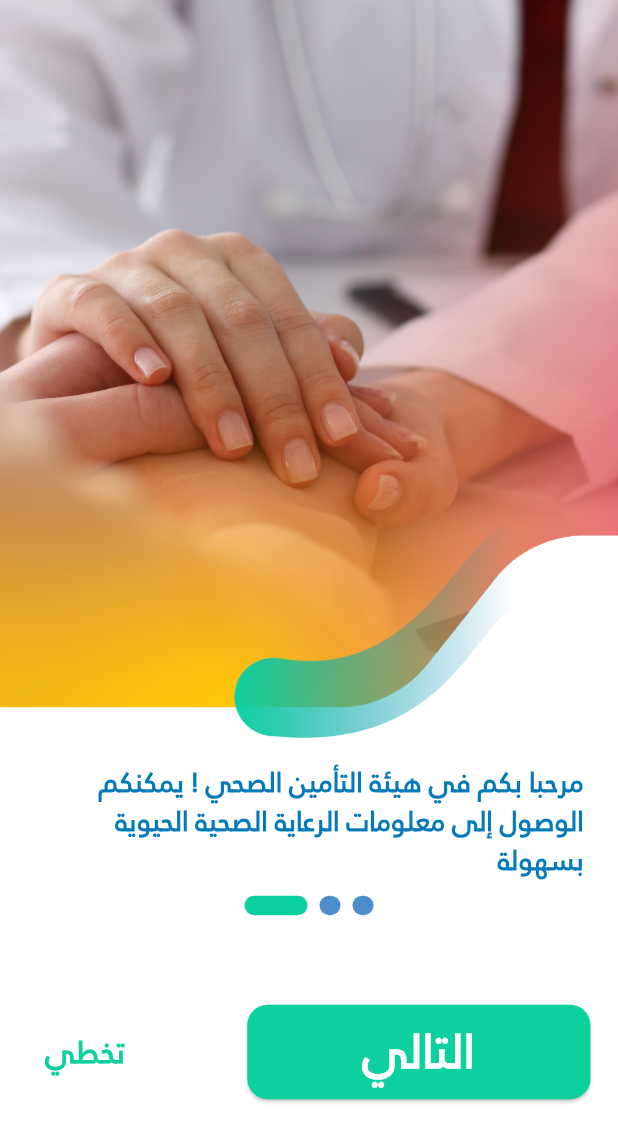
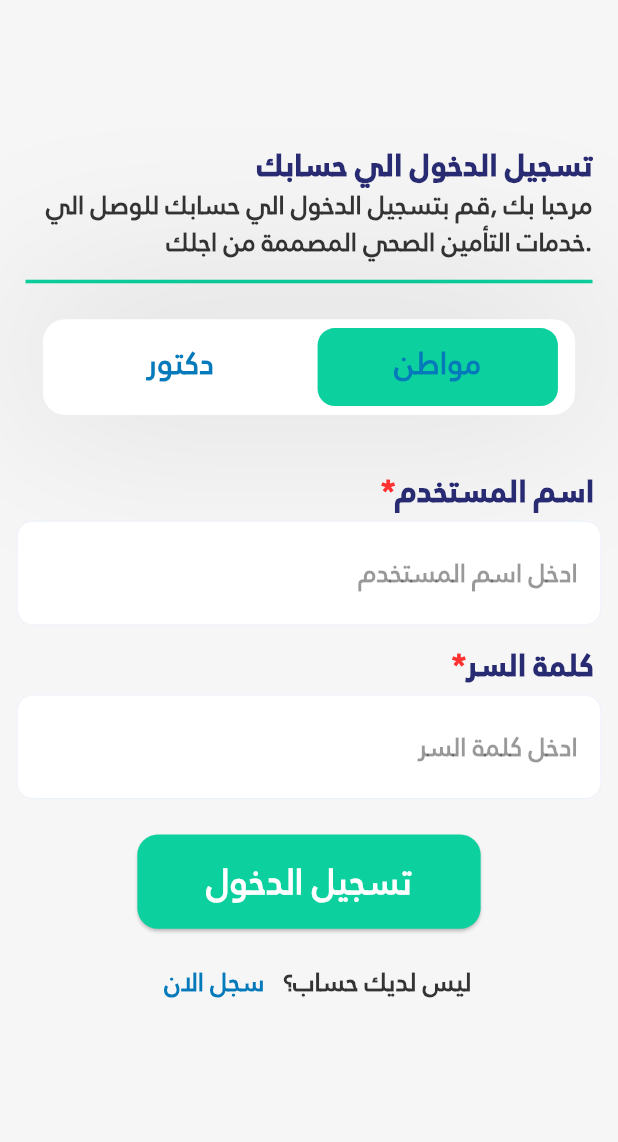
Before and after one commit to muhamedsaber/MHI, a Flutter app: the OnBoardingView screen opened by its route, after a tap on "تخطي", on a phone screen of 412 x 824 dp. Shown: the top 1142 px of the screen. Run offline on Flutter 3.47's test engine with Material 3 defaults, Android fonts, the light colour scheme and no system bars; drawn by our look-alikes of smooth_page_indicator; our stand-ins replace dio, flutter_screenutil, fluttertoast, freezed_annotation, pretty_dio_logger, retrofit; generated files the repository leaves out were written again.

Commit message:
Finishing Login ui

```diff
--- a/lib/config/router/app_router.dart
+++ b/lib/config/router/app_router.dart
@@ -1,6 +1,7 @@
 import 'package:flutter/material.dart';
 import 'package:mhi/config/router/default_route.dart';
 import 'package:mhi/config/router/routes.dart';
+import 'package:mhi/features/auth/login/presentation/views/login_view.dart';
 import 'package:mhi/features/onBoarding/presentation/views/onboarding_view.dart';
 
 class AppRouter {
@@ -9,7 +10,7 @@ class AppRouter {
       case Routes.onBoarding:
         return MaterialPageRoute(builder: (_) => const OnBoardingView());
       case Routes.loginView:
-        return MaterialPageRoute(builder: (_) => const OnBoardingView());
+        return MaterialPageRoute(builder: (_) => const LoginView());
       default:
         return MaterialPageRoute(
             builder: (_) => DefaultErrorRoute(
--- a/lib/core/common_ui/widgets/custom_button.dart
+++ b/lib/core/common_ui/widgets/custom_button.dart
@@ -34,7 +34,7 @@ class CustomButton extends StatelessWidget {
         child: Center(
           child: Text(
             buttonText,
-            style: AppTextstyles.jannat18BoldOnPrimary(context).copyWith(
+            style: AppTextStyles.jannat18BoldOnPrimary(context).copyWith(
                 color: textColor ?? Colors.white, fontSize: buttonTextSize.sp),
           ),
         ),
--- a/lib/core/common_ui/widgets/tabbar_toggle.dart
+++ b/lib/core/common_ui/widgets/tabbar_toggle.dart
@@ -1,14 +1,14 @@
-
 import 'package:flutter/material.dart';
 import 'package:flutter_screenutil/flutter_screenutil.dart';
 import 'package:mhi/core/helper/app_colors.dart';
 import 'package:mhi/core/helper/app_textstyles.dart';
 
 class TabBarToggel extends StatelessWidget {
-  const TabBarToggel({super.key, required this.tabController,
-    required this.firstTabText,
-    required this.secondTabText
-  });
+  const TabBarToggel(
+      {super.key,
+      required this.tabController,
+      required this.firstTabText,
+      required this.secondTabText});
   final TabController tabController;
   final String firstTabText;
   final String secondTabText;
@@ -59,16 +59,18 @@ class TabBarToggel extends StatelessWidget {
                   tabs: [
                     SizedBox(
                       width: 220.w,
-                      child:  Tab(
+                      child: Tab(
                         child: Text(firstTabText,
-                            style: AppTextstyles.jannat18BoldOnPrimary(context)),
+                            style:
+                                AppTextStyles.jannat18BoldOnPrimary(context)),
                       ),
                     ),
                     SizedBox(
                       width: 220.w,
-                      child:  Tab(
-                        child: Text( secondTabText,
-                            style: AppTextstyles.jannat18BoldOnPrimary(context)),
+                      child: Tab(
+                        child: Text(secondTabText,
+                            style:
+                                AppTextStyles.jannat18BoldOnPrimary(context)),
                       ),
                     ),
                   ],
--- a/lib/core/helper/app_strings.dart
+++ b/lib/core/helper/app_strings.dart
@@ -101,18 +101,16 @@ class AppStrings {
   static const String misrHealthInsurance = "مصر للتأمين الصحي";
   //Pdfs
   static const String lawsPdf = "assets/images/lawsPdf.pdf";
-  static const List<String> arabicMonths = [
-    "يناير",
-    "فبراير",
-    "مارس",
-    "ابريل",
-    "مايو",
-    "يونيو",
-    "يوليو",
-    "اغسطس",
-    "سبتمبر",
-    "اكتوبر",
-    "نوفمبر",
-    "ديسمبر"
-  ];
+
+
+
+  static const String userName="اسم المستخدم";
+  static const String enterUserName="ادخل اسم المستخدم";
+  static const String youHaveToEnterUserName="يجب ادخال اسم المستخدم";
+  static const String password="كلمة السر";
+  static const String enterPassword="ادخل كلمة السر";
+  static const String youHaveToEnterPassword="يجب ادخال كلمة السر";
+  static const String doNotHaveAnAccount="ليس لديك حساب؟";
+  static const String signupNow="سجل الان";
+
 }
--- a/lib/core/helper/app_textstyles.dart
+++ b/lib/core/helper/app_textstyles.dart
@@ -2,7 +2,7 @@ import 'package:flutter/material.dart';
 import 'package:flutter_screenutil/flutter_screenutil.dart';
 import 'package:mhi/core/constants/app_constants.dart';
 
-class AppTextstyles {
+class AppTextStyles {
   static TextStyle jannat18BoldOnPrimary(BuildContext context) {
     return TextStyle(
         fontFamily: AppConstants.jannatFont,
@@ -51,4 +51,12 @@ class AppTextstyles {
         fontSize: 24.sp,
         color: Theme.of(context).primaryColor);
   }
+
+  static TextStyle jannat18ExtraBoldOnPrimary(BuildContext context) {
+    return TextStyle(
+        fontFamily: AppConstants.jannatBoldFont,
+        fontWeight: FontWeight.w900,
+        fontSize: 18.sp,
+        color: Theme.of(context).colorScheme.onPrimary);
+  }
 }
--- /dev/null
+++ b/lib/features/auth/login/presentation/views/login_view.dart
@@ -0,0 +1,76 @@
+import 'package:flutter/material.dart';
+import 'package:flutter_screenutil/flutter_screenutil.dart';
+import 'package:mhi/core/common_ui/widgets/tabbar_toggle.dart';
+import 'package:mhi/core/helper/app_colors.dart';
+import 'package:mhi/core/helper/app_strings.dart';
+import 'package:mhi/core/helper/spacing.dart';
+import 'package:mhi/features/auth/login/presentation/widgets/doctor_login_form.dart';
+import 'package:mhi/features/auth/login/presentation/widgets/patient_login_form.dart';
+import 'package:mhi/features/auth/login/presentation/widgets/top_text_description.dart';
+
+class LoginView extends StatefulWidget {
+  const LoginView({super.key});
+
+  @override
+  State<LoginView> createState() => _LoginViewState();
+}
+
+class _LoginViewState extends State<LoginView>
+    with SingleTickerProviderStateMixin {
+  bool isDoctorPressed = false;
+  late TabController tabController;
+
+  @override
+  void initState() {
+    tabController = TabController(length: 2, vsync: this, initialIndex: 1);
+    tabController.addListener(() {
+      if (tabController.index == 0) {
+      } else {}
+    });
+    super.initState();
+  }
+
+  @override
+  Widget build(BuildContext context) {
+    return Scaffold(
+      backgroundColor: AppColors.lightWhite,
+      body: Column(
+        children: [
+          verticleSpace(80),
+          isDoctorPressed
+              ? const TopTextDescription(
+                  title: AppStrings.loginHeadline,
+                  description: AppStrings.loginDoctorDescription,
+                  dividerColor: AppColors.deepBlue,
+                )
+              : const TopTextDescription(
+                  title: AppStrings.loginHeadline,
+                  description: AppStrings.loginUserDescription,
+                  dividerColor: AppColors.lightGreen,
+                ),
+          verticleSpace(20),
+          TabBarToggel(
+            tabController: tabController,
+            firstTabText: AppStrings.doctorKeyWord,
+            secondTabText: AppStrings.userKeyWord,
+          ),
+          verticleSpace(30),
+          Expanded(
+            child: SingleChildScrollView(
+              child: SizedBox(
+                height: 400.h,
+                child: TabBarView(
+                  controller: tabController,
+                  children: const [
+                    DoctorLoginForm(),
+                    PatientLoginForm(),
+                  ],
+                ),
+              ),
+            ),
+          ),
+        ],
+      ),
+    );
+  }
+}
--- /dev/null
+++ b/lib/features/auth/login/presentation/widgets/do_not_have_account.dart
@@ -0,0 +1,39 @@
+import 'package:flutter/material.dart';
+import 'package:flutter_screenutil/flutter_screenutil.dart';
+import 'package:mhi/config/router/routes.dart';
+import 'package:mhi/core/helper/app_colors.dart';
+import 'package:mhi/core/helper/app_strings.dart';
+import 'package:mhi/core/helper/app_textstyles.dart';
+import 'package:mhi/core/helper/extensions.dart';
+
+class DoNotHaveAnAccountWidget extends StatelessWidget {
+  const DoNotHaveAnAccountWidget({super.key});
+
+  @override
+  Widget build(BuildContext context) {
+    return Row(
+      mainAxisAlignment: MainAxisAlignment.center,
+      children: [
+        TextButton(
+          onPressed: () {
+            context.navigateTo(Routes.signUpView);
+          },
+          child: Text(
+            AppStrings.signupNow,
+            style: AppTextStyles.jannat18BoldOnPrimary(context).copyWith(
+              color: AppColors.lighBlue,
+              fontSize: 15.sp,
+            ),
+          ),
+        ),
+        Text(
+          AppStrings.doNotHaveAnAccount,
+          style: AppTextStyles.jannat18BoldOnPrimary(context).copyWith(
+            color: AppColors.deepGrey,
+            fontSize: 15.sp,
+          ),
+        ),
+      ],
+    );
+  }
+}
--- /dev/null
+++ b/lib/features/auth/login/presentation/widgets/doctor_login_form.dart
@@ -0,0 +1,77 @@
+import 'package:flutter/material.dart';
+import 'package:flutter_screenutil/flutter_screenutil.dart';
+import 'package:mhi/core/common_ui/widgets/custom_button.dart';
+import 'package:mhi/core/helper/app_colors.dart';
+import 'package:mhi/core/helper/app_strings.dart';
+import 'package:mhi/core/helper/extensions.dart';
+import 'package:mhi/core/helper/spacing.dart';
+import 'package:mhi/features/auth/login/presentation/widgets/login_textfield.dart';
+import 'package:mhi/features/auth/login/presentation/widgets/textfield_description.dart';
+
+class DoctorLoginForm extends StatefulWidget {
+  const DoctorLoginForm({super.key});
+
+  @override
+  State<DoctorLoginForm> createState() => _DoctorLoginFormState();
+}
+
+class _DoctorLoginFormState extends State<DoctorLoginForm> {
+  GlobalKey<FormState> formKey = GlobalKey();
+
+  @override
+  Widget build(BuildContext context) {
+    return Form(
+      key: formKey,
+      child: Column(
+        children: [
+          const CustomTextFieldDescription(description: AppStrings.userName),
+          verticleSpace(5),
+          AuthTextField(
+            textAlign: TextAlign.right,
+            textDirection: TextDirection.rtl,
+            textInputType: TextInputType.name,
+            controller: TextEditingController(),
+            hintText: AppStrings.enterUserName,
+            validator: (s) {
+              if (s.isNullOrEmpty()) {
+                return AppStrings.youHaveToEnterUserName;
+              }
+              return null;
+            },
+          ),
+          verticleSpace(10),
+          const CustomTextFieldDescription(
+            description: AppStrings.password,
+          ),
+          verticleSpace(5),
+          AuthTextField(
+            textAlign: TextAlign.right,
+            textDirection: TextDirection.ltr,
+            textInputType: TextInputType.emailAddress,
+            controller: TextEditingController(),
+            hintText: AppStrings.enterPassword,
+            validator: (s) {
+              if (s.isNullOrEmpty()) {
+                return AppStrings.youHaveToEnterPassword;
+              }
+              return null;
+            },
+          ),
+          verticleSpace(20),
+          CustomButton(
+            buttonText: AppStrings.loginKeyWord,
+            onPressed: () {
+              if (formKey.currentState!.validate()) {
+                // context.read<LoginCubit>().loginDoctor();
+              }
+            },
+            buttonTextSize: 18.sp,
+            backGroundColor: AppColors.lightGreen,
+            buttonWidth: 200.w,
+          ),
+          // const LoginDoctorBlocListener(),
+        ],
+      ),
+    );
+  }
+}
--- /dev/null
+++ b/lib/features/auth/login/presentation/widgets/login_textfield.dart
@@ -0,0 +1,88 @@
+import 'package:flutter/material.dart';
+import 'package:flutter_screenutil/flutter_screenutil.dart';
+import 'package:mhi/core/helper/app_colors.dart';
+import 'package:mhi/core/helper/app_textstyles.dart';
+
+class AuthTextField extends StatelessWidget {
+  const AuthTextField({
+    super.key,
+    required this.textDirection,
+    required this.textAlign,
+    required this.textInputType,
+    required this.validator,
+    required this.controller,
+    required this.hintText,
+  });
+
+  final TextDirection textDirection;
+  final TextAlign textAlign;
+  final TextInputType textInputType;
+  final String? Function(String?)? validator;
+  final TextEditingController? controller;
+
+  final String hintText;
+  @override
+  Widget build(BuildContext context) {
+    return Padding(
+      padding: EdgeInsets.symmetric(horizontal: 10.w),
+      child: Container(
+        decoration: BoxDecoration(
+          color: Colors.white,
+          borderRadius: BorderRadius.circular(10.r),
+        ),
+        child: TextFormField(
+          validator: validator,
+          controller: controller,
+          style: const TextStyle(
+            color: AppColors.deepPurple,
+            fontWeight: FontWeight.w600,
+            decorationThickness: 0,
+          ),
+          keyboardType: textInputType,
+          textInputAction: TextInputAction.done,
+          textDirection: textDirection,
+          textAlign: textAlign,
+          decoration: InputDecoration(
+            fillColor: Colors.white,
+            hintText: hintText,
+            contentPadding:
+                EdgeInsets.symmetric(horizontal: 10.w, vertical: 18.h),
+            hintStyle: AppTextStyles.jannat18BoldOnPrimary(context).copyWith(
+              color: AppColors.deepGrey.withOpacity(0.5),
+              fontSize: 15.sp,
+            ),
+            errorStyle: AppTextStyles.jannat18BoldOnPrimary(context).copyWith(
+              color: AppColors.lightRed,
+              fontSize: 15.sp,
+            ),
+            errorMaxLines: 1,
+            focusedErrorBorder: OutlineInputBorder(
+                borderRadius: BorderRadius.circular(10),
+                borderSide: const BorderSide(
+                  color: AppColors.lightGreen,
+                  width: 1.5,
+                  style: BorderStyle.solid,
+                )),
+            errorBorder: OutlineInputBorder(
+                borderRadius: BorderRadius.circular(10),
+                borderSide: const BorderSide(
+                  color: AppColors.lightRed,
+                  width: 1.5,
+                  style: BorderStyle.solid,
+                )),
+            border: _borderBuilder(),
+            enabledBorder: _borderBuilder(),
+            focusedBorder: _borderBuilder(),
+          ),
+        ),
+      ),
+    );
+  }
+
+  OutlineInputBorder _borderBuilder() {
+    return OutlineInputBorder(
+      borderRadius: BorderRadius.circular(10),
+      borderSide: BorderSide(color: AppColors.sliverWhite, width: 0.w),
+    );
+  }
+}
--- /dev/null
+++ b/lib/features/auth/login/presentation/widgets/patient_login_form.dart
@@ -0,0 +1,79 @@
+import 'package:flutter/material.dart';
+import 'package:flutter_screenutil/flutter_screenutil.dart';
+import 'package:mhi/core/common_ui/widgets/custom_button.dart';
+import 'package:mhi/core/helper/app_colors.dart';
+import 'package:mhi/core/helper/app_strings.dart';
+import 'package:mhi/core/helper/extensions.dart';
+import 'package:mhi/core/helper/spacing.dart';
+import 'package:mhi/features/auth/login/presentation/widgets/do_not_have_account.dart';
+import 'package:mhi/features/auth/login/presentation/widgets/login_textfield.dart';
+import 'package:mhi/features/auth/login/presentation/widgets/textfield_description.dart';
+
+class PatientLoginForm extends StatefulWidget {
+  const PatientLoginForm({super.key});
+
+  @override
+  State<PatientLoginForm> createState() => _PatientLoginFormState();
+}
+
+class _PatientLoginFormState extends State<PatientLoginForm> {
+  GlobalKey<FormState> formKey = GlobalKey();
+
+  @override
+  Widget build(BuildContext context) {
+    return Form(
+      key: formKey,
+      child: Column(
+        children: [
+          const CustomTextFieldDescription(description: AppStrings.userName),
+          verticleSpace(5),
+          AuthTextField(
+            textAlign: TextAlign.right,
+            textDirection: TextDirection.rtl,
+            textInputType: TextInputType.name,
+            controller: TextEditingController(),
+            hintText: AppStrings.enterUserName,
+            validator: (s) {
+              if (s.isNullOrEmpty()) {
+                return AppStrings.youHaveToEnterUserName;
+              }
+              return null;
+            },
+          ),
+          verticleSpace(10),
+          const CustomTextFieldDescription(
+            description: AppStrings.password,
+          ),
+          verticleSpace(5),
+          AuthTextField(
+            textAlign: TextAlign.right,
+            textDirection: TextDirection.ltr,
+            textInputType: TextInputType.emailAddress,
+            controller: TextEditingController(),
+            hintText: AppStrings.enterPassword,
+            validator: (s) {
+              if (s.isNullOrEmpty()) {
+                return AppStrings.youHaveToEnterPassword;
+              }
+              return null;
+            },
+          ),
+          verticleSpace(20),
+          CustomButton(
+              buttonText: AppStrings.loginKeyWord,
+              onPressed: () {
+                if (formKey.currentState!.validate()) {
+                  // context.read<LoginCubit>().loginPatient();
+                }
+              },
+              buttonTextSize: 18.sp,
+              backGroundColor: AppColors.lightGreen,
+              buttonWidth: 200.w),
+              verticleSpace(10),
+          const DoNotHaveAnAccountWidget(),
+          // const UserLoginBlocListener()
+        ],
+      ),
+    );
+  }
+}
--- /dev/null
+++ b/lib/features/auth/login/presentation/widgets/textfield_description.dart
@@ -0,0 +1,33 @@
+import 'package:flutter/material.dart';
+import 'package:mhi/core/helper/app_colors.dart';
+import 'package:mhi/core/helper/app_strings.dart';
+import 'package:mhi/core/helper/app_textstyles.dart';
+
+class CustomTextFieldDescription extends StatelessWidget {
+  const CustomTextFieldDescription({super.key, required this.description});
+  final String description;
+
+  @override
+  Widget build(BuildContext context) {
+    return Container(
+      margin: const EdgeInsets.only(right: 16),
+      child: Row(
+        mainAxisAlignment: MainAxisAlignment.end,
+        children: [
+          Text(
+            AppStrings.astrik,
+            style: AppTextStyles.jannat18ExtraBoldOnPrimary(context).copyWith(
+              color: AppColors.lightRed,
+            ),
+          ),
+          Text(
+            description,
+            style: AppTextStyles.jannat18ExtraBoldOnPrimary(context).copyWith(
+              color: AppColors.deepPurple,
+            ),
+          )
+        ],
+      ),
+    );
+  }
+}
--- /dev/null
+++ b/lib/features/auth/login/presentation/widgets/top_text_description.dart
@@ -0,0 +1,49 @@
+import 'package:flutter/material.dart';
+import 'package:flutter_screenutil/flutter_screenutil.dart';
+import 'package:mhi/core/helper/app_colors.dart';
+import 'package:mhi/core/helper/app_textstyles.dart';
+
+class TopTextDescription extends StatelessWidget {
+  const TopTextDescription(
+      {super.key,
+      required this.title,
+      required this.description,
+      required this.dividerColor});
+  final String title;
+  final String description;
+  final Color dividerColor;
+
+  @override
+  Widget build(BuildContext context) {
+    return Container(
+      margin: const EdgeInsets.only(left: 17, right: 17),
+      child: Column(
+        children: [
+          Align(
+            alignment: Alignment.topRight,
+            child: Text(title,
+                textAlign: TextAlign.right,
+                style: AppTextStyles.jannat18ExtraBoldOnPrimary(context)
+                    .copyWith(color: AppColors.deepPurple)),
+          ),
+          Align(
+            alignment: Alignment.topRight,
+            child: Text(description,
+                textAlign: TextAlign.right,
+                style: AppTextStyles.jannat18BoldOnPrimary(context)
+                    .copyWith(fontSize: 15.sp, color: AppColors.deepGrey)),
+          ),
+          SizedBox(
+            height: 10.h,
+          ),
+          AnimatedContainer(
+            duration: const Duration(milliseconds: 350),
+            height: 2.h,
+            width: double.infinity,
+            color: dividerColor,
+          ),
+        ],
+      ),
+    );
+  }
+}
--- a/lib/features/onBoarding/presentation/views/onboarding_view.dart
+++ b/lib/features/onBoarding/presentation/views/onboarding_view.dart
@@ -62,7 +62,7 @@ class _OnBoardingViewState extends State<OnBoardingView> {
           TextButton(
             onPressed: navigateToLogin,
             child: Text(AppStrings.skipAR,
-                style: AppTextstyles.jannat18BoldPrimaryColor(context)),
+                style: AppTextStyles.jannat18BoldPrimaryColor(context)),
           ),
           current == onBoardingData.length - 1
               ? CustomButton(
@@ -90,7 +90,11 @@ class _OnBoardingViewState extends State<OnBoardingView> {
 
   navigateToLogin() {
     context.navigateTo(Routes.loginView);
-
+    // setOnBoardingStatus();
   }
 
+  // setOnBoardingStatus() async {
+  //  await getIt<SharedPreferences>().setBool(DatabaseConstants.isUserViewedOnBoarding, true);
+
+  // }
 }
--- a/lib/features/onBoarding/presentation/widgets/onboarding_view_body.dart
+++ b/lib/features/onBoarding/presentation/widgets/onboarding_view_body.dart
@@ -40,7 +40,7 @@ class _OnBoardingViewBodyState extends State<OnBoardingViewBody> {
                   textAlign: TextAlign.right,
                   maxLines: 4,
                   overflow: TextOverflow.ellipsis,
-                  style: AppTextstyles.jannat18BoldOnPrimary(context).copyWith(
+                  style: AppTextStyles.jannat18BoldOnPrimary(context).copyWith(
                     fontSize: 16.sp,
                   ),
                 ),
```
